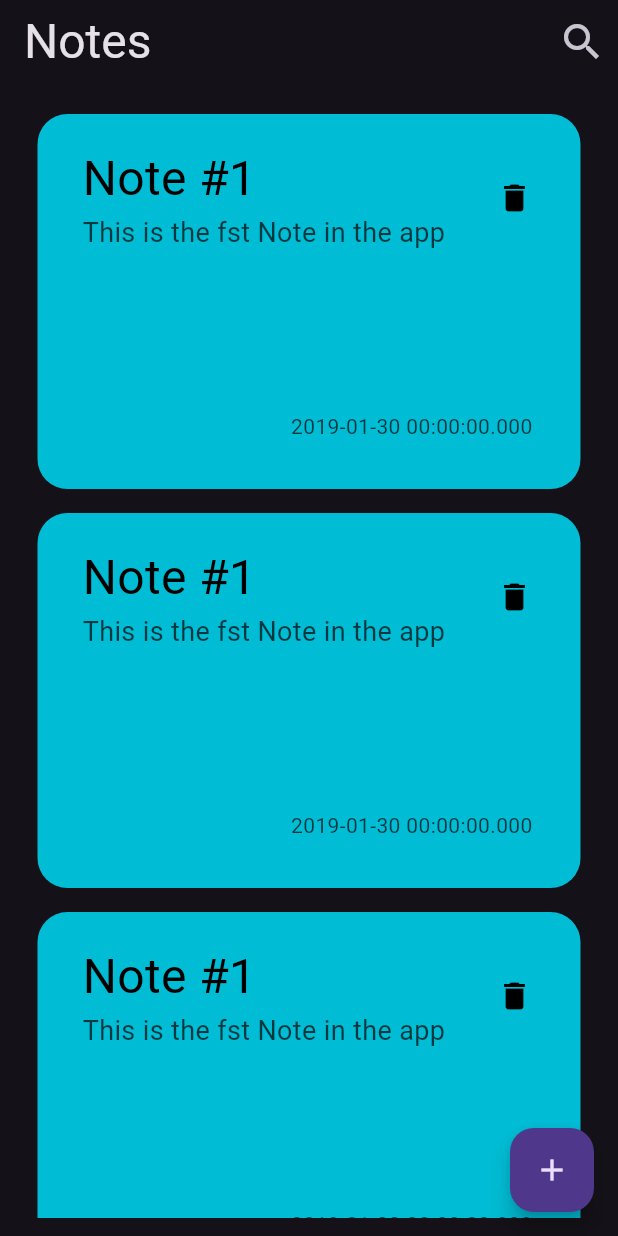
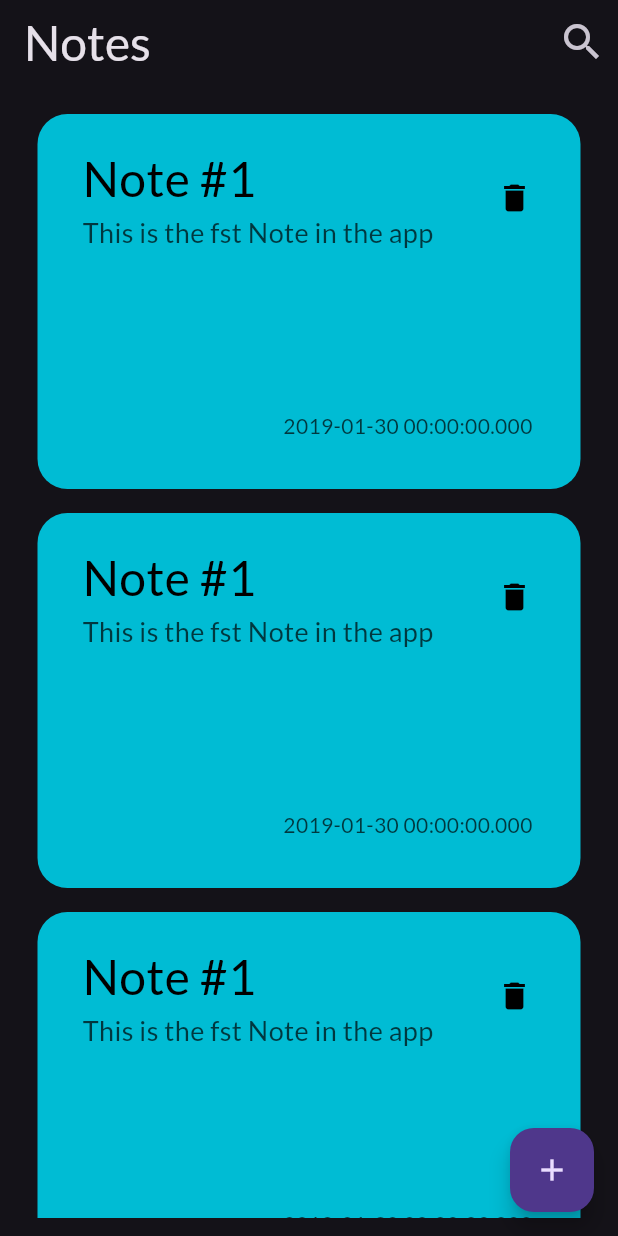
Before and after one commit to Abdullah-Mahran1/notes_app, a Flutter app: the screen it shows after launch, on a phone screen of 412 x 824 dp. Run offline on Flutter 3.47's test engine with Material 3 defaults, Android fonts, the phone set to English and light mode, and no system bars.

Commit message:
font updated to Lato

```diff
--- a/lib/main.dart
+++ b/lib/main.dart
@@ -16,7 +16,7 @@ class MyApp extends StatelessWidget {
     return MaterialApp(
         debugShowCheckedModeBanner: false,
         title: 'Notes App',
-        theme: ThemeData.dark(),
+        theme: ThemeData(brightness: Brightness.dark, fontFamily: 'Lato'),
         home: NotesView());
   }
 }
```
Also changed, not shown: pubspec.yaml (+6 -6 lines), lib/assets/fonts/Lato-Bold.ttf (added), lib/assets/fonts/Lato-Regular.ttf (added).
